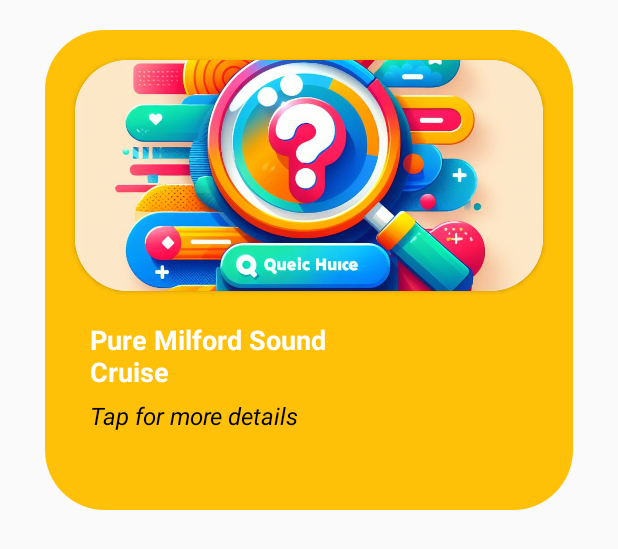
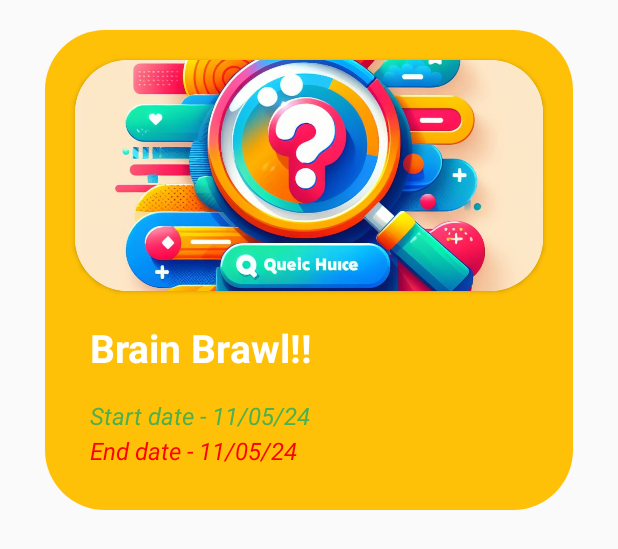
Before and after one commit to Vijay6868/Quiz-Tournament-mobile-app, an Android app: the layout rv_carditems.xml on its own in the app's theme, with its tools: preview values and no code run, on a phone screen of 412 x 824 dp. Shown: the top 549 px of the screen. Run offline under Robolectric (Android 15) with nearby library versions, the phone set to English and light mode, and no system bars.

Commit message:
minor changes in rv_card_item

```diff
--- a/project2/app/src/main/res/layout/rv_carditems.xml
+++ b/project2/app/src/main/res/layout/rv_carditems.xml
@@ -34,26 +34,37 @@
 
         <TextView
             android:id="@+id/listingTitle"
-            android:layout_width="200dp"
+            android:layout_width="250dp"
             android:layout_height="50dp"
-            android:text="Pure Milford Sound Cruise"
+            android:text="Brain Brawl!!"
             android:layout_below="@+id/innerCard"
             android:textColor="@color/white"
             android:textStyle="bold"
-            android:textSize="18sp"
+            android:textSize="26sp"
             android:layout_marginLeft="30dp"
             android:layout_centerVertical="true"/>
         <TextView
-            android:id="@+id/rating"
+            android:id="@+id/start_date"
             android:layout_width="wrap_content"
             android:layout_height="wrap_content"
-            android:text="Tap for more details"
-            android:textColor="@color/black"
+            android:text="Start date - 11/05/24"
+            android:textColor="@color/bt_color_3"
             android:layout_below="@+id/listingTitle"
             android:textSize="16sp"
             android:layout_marginLeft="30dp"
             android:textStyle="italic"
             android:layout_marginTop="2dp"/>
+        <TextView
+            android:id="@+id/end_date"
+            android:layout_width="wrap_content"
+            android:layout_height="wrap_content"
+            android:text="End date - 11/05/24"
+            android:textColor="@color/red"
+            android:layout_below="@+id/listingTitle"
+            android:textSize="16sp"
+            android:layout_marginLeft="30dp"
+            android:textStyle="italic"
+            android:layout_marginTop="25dp"/>
 
     </RelativeLayout>
 </androidx.cardview.widget.CardView>
```
